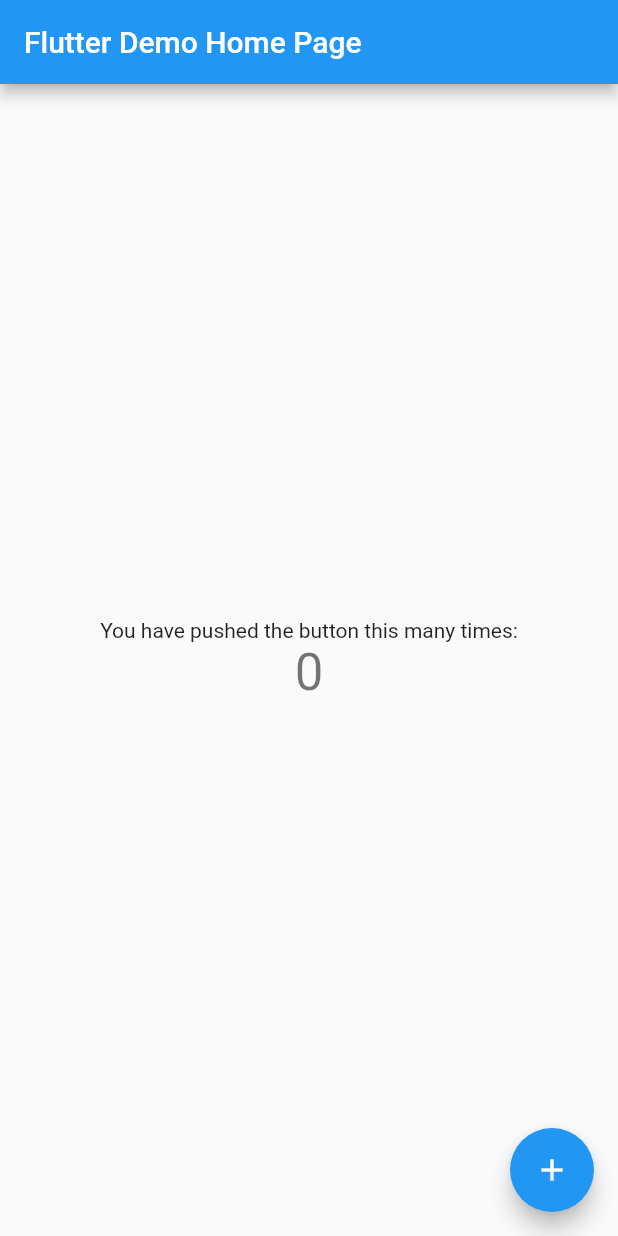
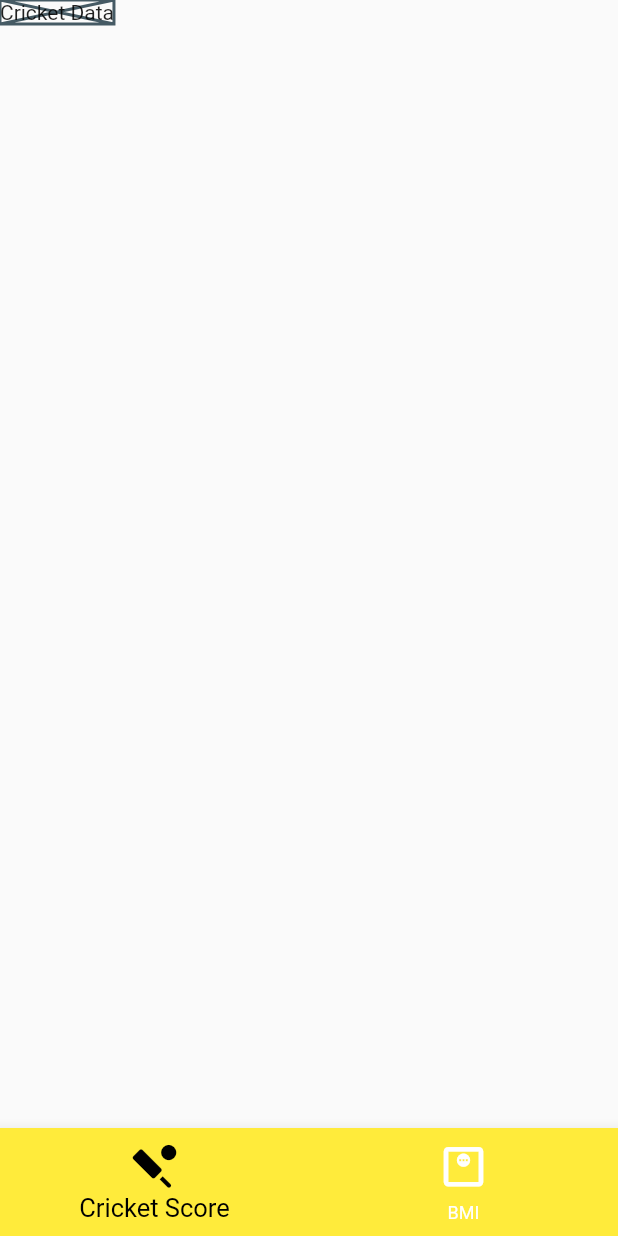
Before and after one commit to Seh-Pankaj/cricket_flutter_app, a Flutter app: the screen it shows after launch, on a phone screen of 412 x 824 dp. Run offline on Flutter 3.47's test engine with Material 2 defaults, Android fonts, the phone set to English and light mode, and no system bars.

Commit message:
Added dashboard and bmi screen

```diff
--- /dev/null
+++ b/lib/cricket_screen.dart
@@ -0,0 +1,14 @@
+import 'package:flutter/material.dart';
+import 'package:flutter/src/widgets/framework.dart';
+import 'package:flutter/src/widgets/placeholder.dart';
+
+class CricketScreen extends StatelessWidget {
+  CricketScreen({super.key});
+
+  @override
+  Widget build(BuildContext context) {
+    return const Placeholder(
+      child: Text("Cricket Data"),
+    );
+  }
+}
--- /dev/null
+++ b/lib/dash_board.dart
@@ -0,0 +1,55 @@
+import 'package:Cricket_flutter_app/bmi.dart';
+import 'package:Cricket_flutter_app/cricket_screen.dart';
+import 'package:flutter/material.dart';
+
+class DashBoard extends StatefulWidget {
+  const DashBoard({super.key});
+
+  @override
+  State<DashBoard> createState() => _DashBoardState();
+}
+
+//This is the main screen where functionality of bottom navigation bar is defined
+
+class _DashBoardState extends State<DashBoard> {
+  int _selectedIndex = 0;
+
+  void _onItemTapped(int index) {
+    setState(() {
+      _selectedIndex = index;
+    });
+  }
+
+  @override
+  Widget build(BuildContext context) {
+    return Scaffold(
+      body: IndexedStack(
+        index:
+            _selectedIndex, //On selecting particular index, particular screen will be displayed.
+        children: [
+          //Here, we can only have 2 screens that are available in bottom navigation bar.
+          CricketScreen(),
+          Bmi()
+        ],
+      ),
+
+      //Bottom Navigation Bar
+      bottomNavigationBar: BottomNavigationBar(
+        type: BottomNavigationBarType.fixed,
+        backgroundColor: Colors.yellow,
+        iconSize: 35,
+        selectedFontSize: 17,
+        unselectedItemColor: Colors.white,
+        selectedItemColor: Colors.black,
+        items: const [
+          BottomNavigationBarItem(
+              icon: Icon(Icons.sports_cricket_rounded), label: 'Cricket Score'),
+          BottomNavigationBarItem(
+              icon: Icon(Icons.monitor_weight_outlined), label: 'BMI'),
+        ],
+        currentIndex: _selectedIndex,
+        onTap: _onItemTapped,
+      ),
+    );
+  }
+}
--- a/lib/main.dart
+++ b/lib/main.dart
@@ -1,115 +1,20 @@
+import 'dart:ui';
+import 'package:Cricket_flutter_app/bmi.dart';
+import 'package:Cricket_flutter_app/cricket_screen.dart';
+import 'package:Cricket_flutter_app/dash_board.dart';
 import 'package:flutter/material.dart';
 
 void main() {
-  runApp(const MyApp());
+  runApp(MyApp());
 }
 
 class MyApp extends StatelessWidget {
-  const MyApp({super.key});
-
-  // This widget is the root of your application.
   @override
   Widget build(BuildContext context) {
     return MaterialApp(
-      title: 'Flutter Demo',
-      theme: ThemeData(
-        // This is the theme of your application.
-        //
-        // Try running your application with "flutter run". You'll see the
-        // application has a blue toolbar. Then, without quitting the app, try
-        // changing the primarySwatch below to Colors.green and then invoke
-        // "hot reload" (press "r" in the console where you ran "flutter run",
-        // or simply save your changes to "hot reload" in a Flutter IDE).
-        // Notice that the counter didn't reset back to zero; the application
-        // is not restarted.
-        primarySwatch: Colors.blue,
-      ),
-      home: const MyHomePage(title: 'Flutter Demo Home Page'),
+      debugShowCheckedModeBanner: false,
+      theme: ThemeData(primarySwatch: Colors.yellow),
+      home: DashBoard(),
     );
   }
 }
-
-class MyHomePage extends StatefulWidget {
-  const MyHomePage({super.key, required this.title});
-
-  // This widget is the home page of your application. It is stateful, meaning
-  // that it has a State object (defined below) that contains fields that affect
-  // how it looks.
-
-  // This class is the configuration for the state. It holds the values (in this
-  // case the title) provided by the parent (in this case the App widget) and
-  // used by the build method of the State. Fields in a Widget subclass are
-  // always marked "final".
-
-  final String title;
-
-  @override
-  State<MyHomePage> createState() => _MyHomePageState();
-}
-
-class _MyHomePageState extends State<MyHomePage> {
-  int _counter = 0;
-
-  void _incrementCounter() {
-    setState(() {
-      // This call to setState tells the Flutter framework that something has
-      // changed in this State, which causes it to rerun the build method below
-      // so that the display can reflect the updated values. If we changed
-      // _counter without calling setState(), then the build method would not be
-      // called again, and so nothing would appear to happen.
-      _counter++;
-    });
-  }
-
-  @override
-  Widget build(BuildContext context) {
-    // This method is rerun every time setState is called, for instance as done
-    // by the _incrementCounter method above.
-    //
-    // The Flutter framework has been optimized to make rerunning build methods
-    // fast, so that you can just rebuild anything that needs updating rather
-    // than having to individually change instances of widgets.
-    return Scaffold(
-      appBar: AppBar(
-        // Here we take the value from the MyHomePage object that was created by
-        // the App.build method, and use it to set our appbar title.
-        title: Text(widget.title),
-      ),
-      body: Center(
-        // Center is a layout widget. It takes a single child and positions it
-        // in the middle of the parent.
-        child: Column(
-          // Column is also a layout widget. It takes a list of children and
-          // arranges them vertically. By default, it sizes itself to fit its
-          // children horizontally, and tries to be as tall as its parent.
-          //
-          // Invoke "debug painting" (press "p" in the console, choose the
-          // "Toggle Debug Paint" action from the Flutter Inspector in Android
-          // Studio, or the "Toggle Debug Paint" command in Visual Studio Code)
-          // to see the wireframe for each widget.
-          //
-          // Column has various properties to control how it sizes itself and
-          // how it positions its children. Here we use mainAxisAlignment to
-          // center the children vertically; the main axis here is the vertical
-          // axis because Columns are vertical (the cross axis would be
-          // horizontal).
-          mainAxisAlignment: MainAxisAlignment.center,
-          children: <Widget>[
-            const Text(
-              'You have pushed the button this many times:',
-            ),
-            Text(
-              '$_counter',
-              style: Theme.of(context).textTheme.headlineMedium,
-            ),
-          ],
-        ),
-      ),
-      floatingActionButton: FloatingActionButton(
-        onPressed: _incrementCounter,
-        tooltip: 'Increment',
-        child: const Icon(Icons.add),
-      ), // This trailing comma makes auto-formatting nicer for build methods.
-    );
-  }
-}
--- a/pubspec.yaml
+++ b/pubspec.yaml
@@ -1,4 +1,4 @@
-name: cricket_flutter_app
+name: Cricket_flutter_app
 description: A new Flutter project.
 # The following line prevents the package from being accidentally published to
 # pub.dev using `flutter pub publish`. This is preferred for private packages.
@@ -30,6 +30,7 @@ environment:
 dependencies:
   flutter:
     sdk: flutter
+  http: ^0.13.5
 
 
   # The following adds the Cupertino Icons font to your application.
@@ -46,7 +47,7 @@ dev_dependencies:
   # package. See that file for information about deactivating specific lint
   # rules and activating additional ones.
   flutter_lints: ^2.0.0
-
+  math_expressions: ^2.3.1
 # For information on the generic Dart part of this file, see the
 # following page: https://dart.dev/tools/pub/pubspec
 
```
Also changed, not shown: lib/bmi.dart (added, +65 -0 lines), lib/bottom_navigation.dart (added, +28 -0 lines), lib/menu_drawer.dart (added, +69 -0 lines), lib/model/http_helper.dart (added, +29 -0 lines), lib/model/weather.dart (added, +21 -0 lines), lib/movie_reviews.dart (added, +56 -0 lines), lib/weather_screen.dart (added, +81 -0 lines), pubspec.lock.
